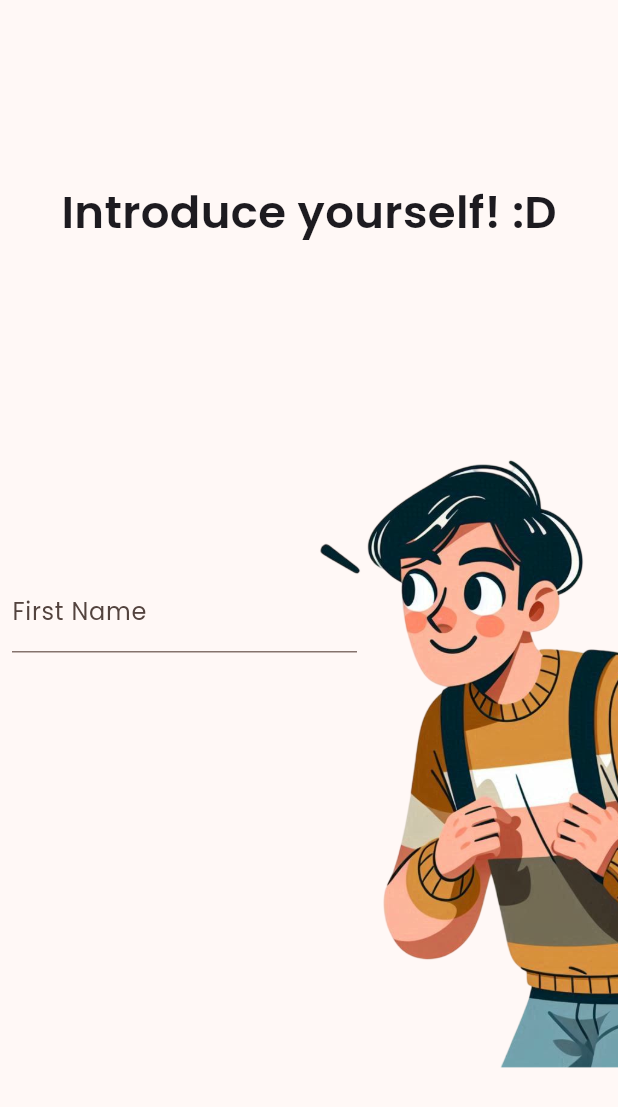
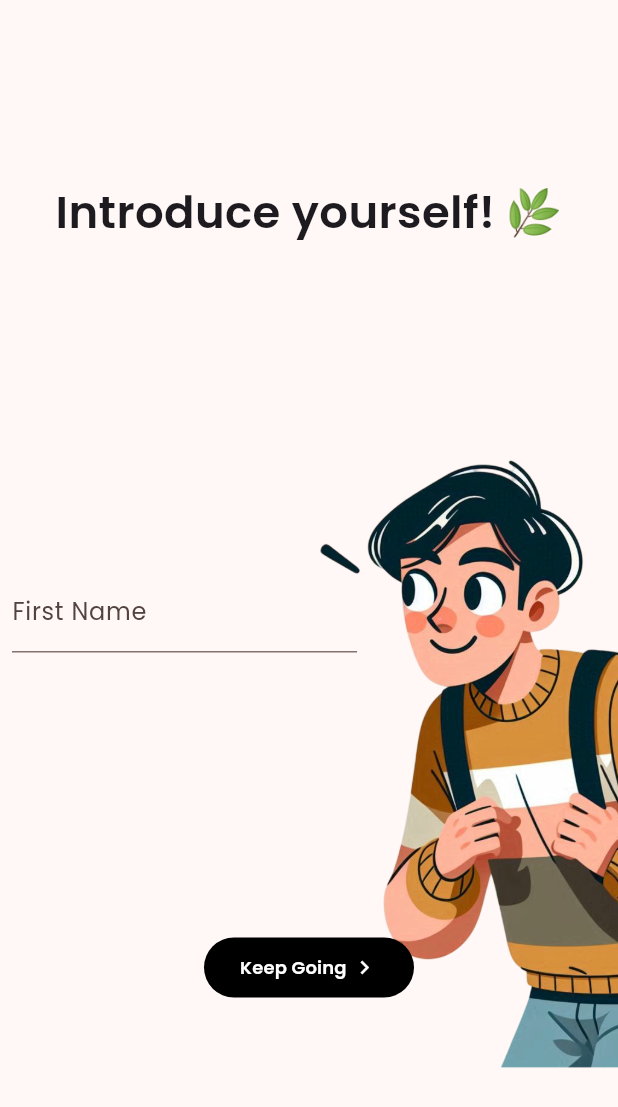
Before and after one commit to dermpton/study_planner, a Flutter app: the OnboardingPage2 screen opened directly, on a phone screen of 412 x 824 dp. Shown: the top 1107 px of the screen. Run offline on Flutter 3.47's test engine with Material 3 defaults, Android fonts, the phone set to English and light mode, and no system bars; our stand-ins replace fl_chart, google_fonts, shared_preferences, syncfusion_flutter_calendar; accounts and stored records are empty.

Commit message:
Draft #7: Still Onboarding, Navigation & Minor Tweaks

```diff
--- a/lib/main.dart
+++ b/lib/main.dart
@@ -1,7 +1,7 @@
 import 'package:flutter/material.dart';
 import 'package:google_fonts/google_fonts.dart';
 import 'package:shared_preferences/shared_preferences.dart';
-import 'package:study_planner/home_page.dart';
+import 'package:study_planner/onboarding.dart';
 
 void main() {
   runApp(const StudyPlanner());
@@ -65,8 +65,8 @@ class _StudyPlannerState extends State<StudyPlanner> {
         useMaterial3: true,
       ),
       themeMode: _isDark ? ThemeMode.dark : ThemeMode.light,
-      // home: OnboardingPage2(),
-      home: HomePage(isDark: _isDark, toggleDarkTheme: _toggleDarkTheme),
+      home: OnboardingPage1(),
+      // home: HomePage(isDark: _isDark, toggleDarkTheme: _toggleDarkTheme),
     );
   }
 }
--- a/lib/onboarding.dart
+++ b/lib/onboarding.dart
@@ -118,7 +118,15 @@ class OnboardingPage1 extends StatelessWidget {
                 SizedBox(
                   width: 140,
                   child: FilledButton(
-                    onPressed: () {},
+                    onPressed: () {
+                      Navigator.of(context).push(
+                        MaterialPageRoute(
+                          builder: (context) {
+                            return OnboardingPage2();
+                          },
+                        ),
+                      );
+                    },
                     style: FilledButton.styleFrom(
                       backgroundColor: Colors.black,
                     ),
@@ -146,9 +154,14 @@ class OnboardingPage1 extends StatelessWidget {
   }
 }
 
-class OnboardingPage2 extends StatelessWidget {
+class OnboardingPage2 extends StatefulWidget {
   const OnboardingPage2({super.key});
 
+  @override
+  State<OnboardingPage2> createState() => _OnboardingPage2State();
+}
+
+class _OnboardingPage2State extends State<OnboardingPage2> {
   @override
   Widget build(BuildContext context) {
     return Scaffold(
@@ -161,7 +174,7 @@ class OnboardingPage2 extends StatelessWidget {
               children: [
                 const SizedBox(height: 120),
                 Text(
-                  'Introduce yourself! :D',
+                  'Introduce yourself! 🌿',
                   style: GoogleFonts.poppins(
                     fontSize: 30,
                     fontWeight: FontWeight.w600,
@@ -197,6 +210,37 @@ class OnboardingPage2 extends StatelessWidget {
                         ),
                       ),
                     ),
+                    Center(
+                      child: Column(
+                        mainAxisAlignment: MainAxisAlignment.start,
+                        children: [
+                          SizedBox(height: 450),
+                          SizedBox(
+                            width: 140,
+                            child: FilledButton(
+                              onPressed: () {},
+                              style: FilledButton.styleFrom(
+                                backgroundColor: Colors.black,
+                              ),
+                              child: Row(
+                                mainAxisAlignment:
+                                    MainAxisAlignment.spaceBetween,
+                                children: [
+                                  Text(
+                                    'Keep Going',
+                                    style: GoogleFonts.poppins(
+                                      fontSize: 12,
+                                      fontWeight: FontWeight.w600,
+                                    ),
+                                  ),
+                                  Icon(Icons.chevron_right),
+                                ],
+                              ),
+                            ),
+                          ),
+                        ],
+                      ),
+                    ),
                   ],
                 ),
               ],
@@ -207,3 +251,17 @@ class OnboardingPage2 extends StatelessWidget {
     );
   }
 }
+
+class OnboardingPage3 extends StatefulWidget {
+  const OnboardingPage3({super.key});
+
+  @override
+  State<OnboardingPage3> createState() => _OnboardingPage3State();
+}
+
+class _OnboardingPage3State extends State<OnboardingPage3> {
+  @override
+  Widget build(BuildContext context) {
+    return Scaffold();
+  }
+}
--- a/pubspec.yaml
+++ b/pubspec.yaml
@@ -78,6 +78,7 @@ flutter:
      - assets/pngs/Study Planner App Splash Screen -Transparent Background.png
      - assets/pngs/Student Studying - Transparent Background.png
      - assets/pngs/Peaking - Onboarding Transparent Background.png
+     - assets/pngs/College Girl Login Page - Transparent Background.png
 
   # An image asset can refer to one or more resolution-specific "variants", see
   # https://flutter.dev/to/resolution-aware-images
```
Also changed, not shown: lib/login_page.dart (+24 -6 lines), assets/pngs/College Girl Login Page - Transparent Background.png (added).
